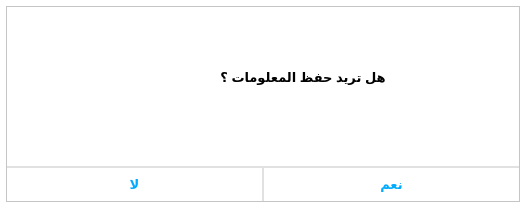
ashraf-kx/maktaba-assistant, file dialog.ui: the form before one commit.
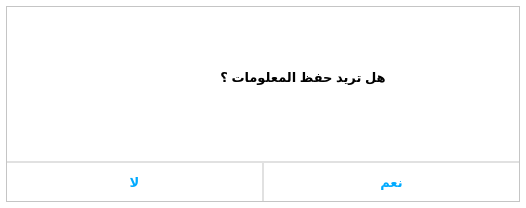
The form after the commit. Icons and pictures are not drawn.

```diff
--- a/dialog.ui
+++ b/dialog.ui
@@ -127,7 +127,7 @@
           <property name="minimumSize">
            <size>
             <width>0</width>
-            <height>35</height>
+            <height>40</height>
            </size>
           </property>
           <property name="font">
@@ -169,7 +169,7 @@
           <property name="minimumSize">
            <size>
             <width>0</width>
-            <height>35</height>
+            <height>40</height>
            </size>
           </property>
           <property name="font">
```
Left out of the diff: 22 changed lines with no effect on the pictures.
